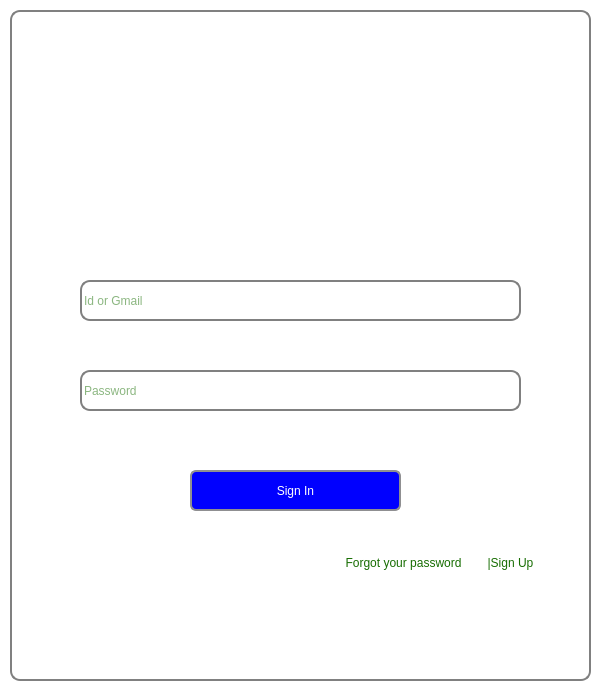
cygnus55/smartward, file Smartward/signinwindow.ui: the form before one commit.
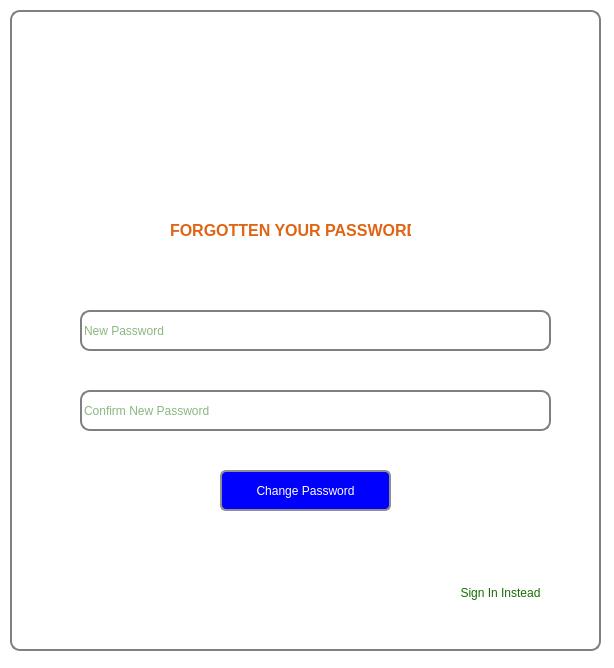
The form after the commit. Icons and pictures are not drawn.

Commit message: Signin window updated

Diff of the .ui file:
```diff
--- a/Smartward/signinwindow.ui
+++ b/Smartward/signinwindow.ui
@@ -6,8 +6,8 @@
    <rect>
     <x>0</x>
     <y>0</y>
-    <width>603</width>
-    <height>690</height>
+    <width>614</width>
+    <height>668</height>
    </rect>
   </property>
   <property name="minimumSize">
@@ -33,13 +33,13 @@
    <string notr="true">background-color: rgb(255, 255, 255);</string>
   </property>
   <widget class="QWidget" name="centralWidget">
-   <widget class="QStackedWidget" name="signStack">
+   <widget class="QGroupBox" name="signinBox">
     <property name="geometry">
      <rect>
-      <x>0</x>
-      <y>0</y>
-      <width>601</width>
-      <height>690</height>
+      <x>10</x>
+      <y>10</y>
+      <width>591</width>
+      <height>641</height>
      </rect>
     </property>
     <property name="minimumSize">
@@ -54,61 +54,65 @@
       <height>768</height>
      </size>
     </property>
-    <property name="currentIndex">
-     <number>1</number>
-    </property>
-    <widget class="QWidget" name="signupPage">
-     <widget class="QGroupBox" name="signupBox">
-      <property name="geometry">
-       <rect>
-        <x>10</x>
-        <y>10</y>
-        <width>581</width>
-        <height>671</height>
-       </rect>
-      </property>
-      <property name="styleSheet">
-       <string notr="true"> background:transparent;
+    <property name="styleSheet">
+     <string notr="true">QLineEdit,QGroupBox,QPushButton{
+ background:transparent;
+color: rgb(23, 109, 2);
       border: 2px solid gray;
       border-radius: 10px;
-color: rgb(23, 109, 2);</string>
-      </property>
-      <property name="title">
-       <string/>
-      </property>
-      <widget class="QLineEdit" name="address">
-       <property name="geometry">
-        <rect>
-         <x>50</x>
-         <y>290</y>
-         <width>491</width>
-         <height>31</height>
-        </rect>
-       </property>
-       <property name="styleSheet">
-        <string notr="true">background:transparent</string>
-       </property>
-       <property name="placeholderText">
-        <string>Address</string>
-       </property>
-      </widget>
-      <widget class="QPushButton" name="signup">
-       <property name="geometry">
-        <rect>
-         <x>200</x>
-         <y>580</y>
-         <width>191</width>
-         <height>41</height>
-        </rect>
-       </property>
-       <property name="styleSheet">
-        <string notr="true">background:blue;
-color:white;</string>
-       </property>
-       <property name="text">
-        <string>Sign Up</string>
-       </property>
-      </widget>
+}</string>
+    </property>
+    <property name="title">
+     <string/>
+    </property>
+    <widget class="QLabel" name="sw_logo_">
+     <property name="geometry">
+      <rect>
+       <x>140</x>
+       <y>10</y>
+       <width>311</width>
+       <height>191</height>
+      </rect>
+     </property>
+     <property name="styleSheet">
+      <string notr="true">border:none;
+border-radius:0px;
+border-image:url(:/pic/sw_logo.png)</string>
+     </property>
+     <property name="text">
+      <string/>
+     </property>
+    </widget>
+    <widget class="QStackedWidget" name="signStack">
+     <property name="geometry">
+      <rect>
+       <x>10</x>
+       <y>180</y>
+       <width>571</width>
+       <height>441</height>
+      </rect>
+     </property>
+     <property name="minimumSize">
+      <size>
+       <width>0</width>
+       <height>0</height>
+      </size>
+     </property>
+     <property name="maximumSize">
+      <size>
+       <width>1366</width>
+       <height>768</height>
+      </size>
+     </property>
+     <property name="styleSheet">
+      <string notr="true">
+background:transparent;
+</string>
+     </property>
+     <property name="currentIndex">
+      <number>1</number>
+     </property>
+     <widget class="QWidget" name="signupPage">
       <widget class="QLineEdit" name="municipality">
        <property name="geometry">
         <rect>
@@ -271,44 +275,185 @@
        </property>
       </widget>
      </widget>
-    </widget>
-    <widget class="QWidget" name="signinPage">
-     <widget class="QGroupBox" name="signinBox">
-      <property name="geometry">
-       <rect>
-        <x>10</x>
-        <y>10</y>
-        <width>581</width>
-        <height>671</height>
-       </rect>
-      </property>
-      <property name="minimumSize">
-       <size>
-        <width>0</width>
-        <height>0</height>
-       </size>
-      </property>
-      <property name="maximumSize">
-       <size>
-        <width>1366</width>
-        <height>768</height>
-       </size>
-      </property>
-      <property name="styleSheet">
-       <string notr="true"> background:transparent;
-color: rgb(23, 109, 2);
-      border: 2px solid gray;
-      border-radius: 10px;</string>
-      </property>
-      <property name="title">
-       <string/>
-      </property>
+     <widget class="QWidget" name="forgetPasswordPage">
+      <widget class="QLabel" name="label_2">
+       <property name="geometry">
+        <rect>
+         <x>150</x>
+         <y>20</y>
+         <width>241</width>
+         <height>41</height>
+        </rect>
+       </property>
+       <property name="styleSheet">
+        <string notr="true">background:transparent;
+color: rgb(223, 101, 21);
+    </string>
+       </property>
+       <property name="text">
+        <string>&lt;html&gt;&lt;head/&gt;&lt;body&gt;&lt;p&gt;&lt;span style=&quot; font-size:12pt; font-weight:600;&quot;&gt;FORGOTTEN YOUR PASSWORD&lt;/span&gt;&lt;/p&gt;&lt;/body&gt;&lt;/html&gt;</string>
+       </property>
+      </widget>
+      <widget class="QStackedWidget" name="forgetPasswordStack">
+       <property name="geometry">
+        <rect>
+         <x>10</x>
+         <y>60</y>
+         <width>551</width>
+         <height>311</height>
+        </rect>
+       </property>
+       <property name="currentIndex">
+        <number>0</number>
+       </property>
+       <widget class="QWidget" name="changePasswordPage">
+        <widget class="QLineEdit" name="new_password">
+         <property name="geometry">
+          <rect>
+           <x>50</x>
+           <y>60</y>
+           <width>471</width>
+           <height>41</height>
+          </rect>
+         </property>
+         <property name="styleSheet">
+          <string notr="true">background:transparent;</string>
+         </property>
+         <property name="echoMode">
+          <enum>QLineEdit::Password</enum>
+         </property>
+         <property name="placeholderText">
+          <string>New Password</string>
+         </property>
+        </widget>
+        <widget class="QLineEdit" name="new_password_2">
+         <property name="geometry">
+          <rect>
+           <x>50</x>
+           <y>140</y>
+           <width>471</width>
+           <height>41</height>
+          </rect>
+         </property>
+         <property name="styleSheet">
+          <string notr="true">background:transparent;</string>
+         </property>
+         <property name="text">
+          <string/>
+         </property>
+         <property name="echoMode">
+          <enum>QLineEdit::Password</enum>
+         </property>
+         <property name="placeholderText">
+          <string>Confirm New Password</string>
+         </property>
+        </widget>
+        <widget class="QPushButton" name="changePassword">
+         <property name="geometry">
+          <rect>
+           <x>190</x>
+           <y>220</y>
+           <width>171</width>
+           <height>41</height>
+          </rect>
+         </property>
+         <property name="styleSheet">
+          <string notr="true">border: 2px solid #8f8f91;
+border-radius: 6px;
+background:blue;
+color:white;
+</string>
+         </property>
+         <property name="text">
+          <string>Change Password</string>
+         </property>
+        </widget>
+       </widget>
+       <widget class="QWidget" name="emailPage">
+        <widget class="QLineEdit" name="login_id_2">
+         <property name="geometry">
+          <rect>
+           <x>50</x>
+           <y>130</y>
+           <width>471</width>
+           <height>41</height>
+          </rect>
+         </property>
+         <property name="styleSheet">
+          <string notr="true">background:transparent</string>
+         </property>
+         <property name="placeholderText">
+          <string>Enter email id for your account</string>
+         </property>
+        </widget>
+        <widget class="QPushButton" name="sendEmail">
+         <property name="geometry">
+          <rect>
+           <x>200</x>
+           <y>210</y>
+           <width>141</width>
+           <height>41</height>
+          </rect>
+         </property>
+         <property name="styleSheet">
+          <string notr="true">border: 2px solid #8f8f91;
+border-radius: 6px;
+background:blue;
+color:white;
+</string>
+         </property>
+         <property name="text">
+          <string>Send E-mail</string>
+         </property>
+        </widget>
+        <widget class="QLabel" name="label">
+         <property name="geometry">
+          <rect>
+           <x>50</x>
+           <y>40</y>
+           <width>401</width>
+           <height>61</height>
+          </rect>
+         </property>
+         <property name="styleSheet">
+          <string notr="true">background:transparent;
+color: rgb(223, 101, 21);
+    </string>
+         </property>
+         <property name="text">
+          <string>We would send email to your account to authenicate you.
+Please do as you are said.</string>
+         </property>
+        </widget>
+       </widget>
+      </widget>
+      <widget class="QPushButton" name="signin_3">
+       <property name="geometry">
+        <rect>
+         <x>420</x>
+         <y>390</y>
+         <width>121</width>
+         <height>25</height>
+        </rect>
+       </property>
+       <property name="styleSheet">
+        <string notr="true">border:none;</string>
+       </property>
+       <property name="text">
+        <string>Sign In Instead</string>
+       </property>
+      </widget>
+      <zorder>forgetPasswordStack</zorder>
+      <zorder>label_2</zorder>
+      <zorder>signin_3</zorder>
+     </widget>
+     <widget class="QWidget" name="signinPage">
       <widget class="QLineEdit" name="login_id">
        <property name="geometry">
         <rect>
-         <x>70</x>
-         <y>270</y>
-         <width>441</width>
+         <x>50</x>
+         <y>110</y>
+         <width>471</width>
          <height>41</height>
         </rect>
        </property>
@@ -322,9 +467,9 @@
       <widget class="QLineEdit" name="login_password">
        <property name="geometry">
         <rect>
-         <x>70</x>
-         <y>360</y>
-         <width>441</width>
+         <x>50</x>
+         <y>200</y>
+         <width>471</width>
          <height>41</height>
         </rect>
        </property>
@@ -341,8 +486,8 @@
       <widget class="QPushButton" name="signin">
        <property name="geometry">
         <rect>
-         <x>180</x>
-         <y>460</y>
+         <x>170</x>
+         <y>290</y>
          <width>211</width>
          <height>41</height>
         </rect>
@@ -379,8 +524,8 @@
       <widget class="QPushButton" name="forgetPassword">
        <property name="geometry">
         <rect>
-         <x>318</x>
-         <y>540</y>
+         <x>340</x>
+         <y>380</y>
          <width>151</width>
          <height>25</height>
         </rect>
@@ -395,8 +540,8 @@
       <widget class="QPushButton" name="signup_2">
        <property name="geometry">
         <rect>
-         <x>470</x>
-         <y>540</y>
+         <x>490</x>
+         <y>380</y>
          <width>61</width>
          <height>25</height>
         </rect>
```
Left out of the diff: 148 changed lines with no effect on the pictures. The commit also changes 8 other files.
